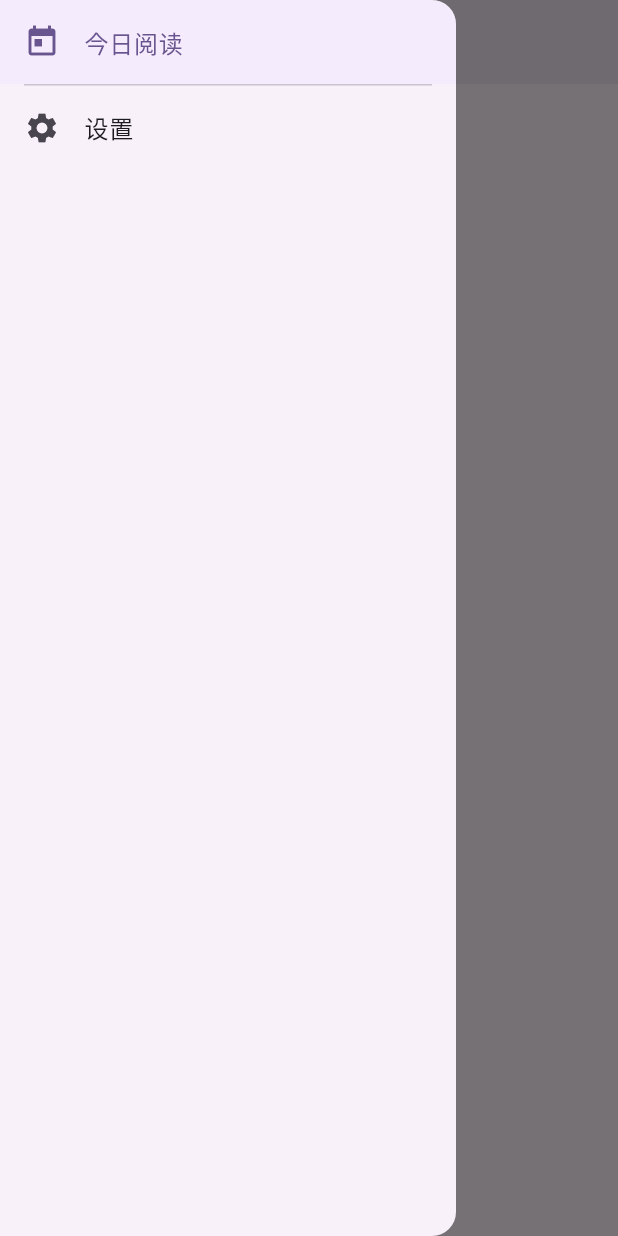
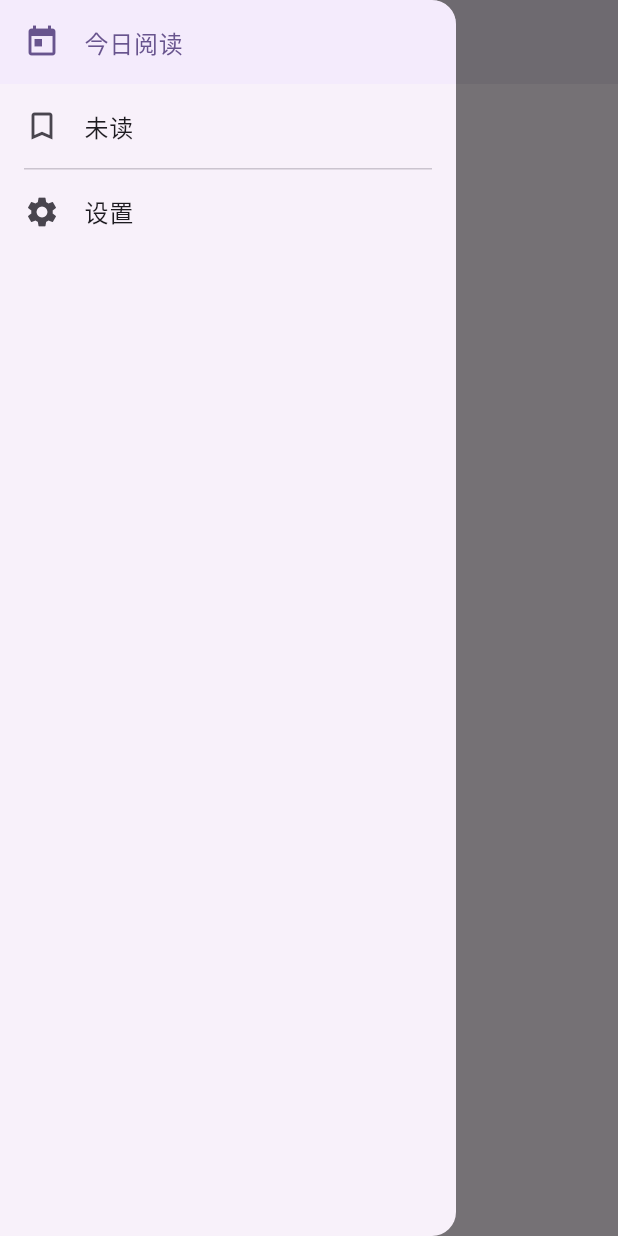
Before and after one commit to shadowfish07/ReadeckAPP, a Flutter app: the screen it shows after launch, with the side drawer open, on a phone screen of 412 x 824 dp. Run offline on Flutter 3.47's test engine with Material 3 defaults, Android fonts, the phone set to English and light mode, and no system bars; our stand-ins replace confetti, shared_preferences.

Commit message:
feat: 重构应用导航结构并添加未读页面
将原有的单一主页结构重构为底部导航的多页面结构，包含今日阅读、未读和设置三个主要功能页面
新增未读页面实现分页加载和书签管理功能
优化页面布局，统一处理应用栏显示逻辑

```diff
--- a/lib/main.dart
+++ b/lib/main.dart
@@ -1,7 +1,7 @@
 import 'package:flutter/material.dart';
 import 'services/readeck_api_service.dart';
 import 'services/storage_service.dart';
-import 'pages/home_page.dart';
+import 'pages/main_page.dart';
 
 void main() {
   runApp(const ReadeckApp());
@@ -97,7 +97,7 @@ class _ReadeckAppState extends State<ReadeckApp> {
       ),
       themeMode: _themeMode,
       home: _isInitialized
-          ? HomePage(
+          ? MainPage(
               apiService: _apiService,
               onThemeChanged: _changeThemeMode,
               currentThemeMode: _themeMode,
--- a/lib/pages/home_page.dart
+++ b/lib/pages/home_page.dart
@@ -7,18 +7,19 @@ import '../services/readeck_api_service.dart';
 import '../services/storage_service.dart';
 import '../widgets/common/celebration_overlay.dart';
 import '../models/bookmark.dart';
-import 'settings_page.dart';
 
 class HomePage extends StatefulWidget {
   final ReadeckApiService apiService;
   final Function(ThemeMode) onThemeChanged;
   final ThemeMode currentThemeMode;
+  final bool showAppBar;
 
   const HomePage({
     super.key,
     required this.apiService,
     required this.onThemeChanged,
     required this.currentThemeMode,
+    this.showAppBar = true,
   });
 
   @override
@@ -308,23 +309,6 @@ class _HomePageState extends State<HomePage> {
     }
   }
 
-  Future<void> _navigateToSettings() async {
-    final result = await Navigator.of(context).push<bool>(
-      MaterialPageRoute(
-        builder: (context) => SettingsPage(
-          apiService: widget.apiService,
-          onThemeChanged: widget.onThemeChanged,
-          currentThemeMode: widget.currentThemeMode,
-        ),
-      ),
-    );
-
-    // 如果设置页面返回true，说明配置已更新，重新加载数据
-    if (result == true) {
-      _checkAndLoadDailyBookmarks();
-    }
-  }
-
   Future<void> _toggleBookmarkMark(
       String bookmarkId, bool currentMarkStatus) async {
     try {
@@ -447,7 +431,8 @@ class _HomePageState extends State<HomePage> {
   @override
   Widget build(BuildContext context) {
     return Scaffold(
-      appBar: AppBar(
+      appBar: widget.showAppBar
+          ? AppBar(
               title: Row(
                 children: [
                   const Text('今日阅读'),
@@ -472,8 +457,8 @@ class _HomePageState extends State<HomePage> {
                   ],
                 ],
               ),
-      ),
-      drawer: _buildDrawer(context),
+            )
+          : null,
       body: Stack(
         children: [
           _buildBody(),
@@ -520,10 +505,8 @@ class _HomePageState extends State<HomePage> {
               ),
               const SizedBox(height: 16),
               ElevatedButton(
-                onPressed: widget.apiService.isConfigured
-                    ? _loadDailyBookmarks
-                    : _navigateToSettings,
-                child: Text(widget.apiService.isConfigured ? '重试' : '前往设置'),
+                onPressed: _loadDailyBookmarks,
+                child: const Text('重试'),
               ),
             ],
           ),
@@ -674,55 +657,6 @@ class _HomePageState extends State<HomePage> {
   }
 
   // 构建左侧抽屉菜单
-  Widget _buildDrawer(BuildContext context) {
-    return Drawer(
-      child: ListView(
-        padding: EdgeInsets.zero,
-        children: [
-          // 今日阅读菜单项
-          ListTile(
-            leading: const Icon(Icons.today),
-            title: const Text(
-              '今日阅读',
-              style: TextStyle(
-                fontSize: 16,
-                fontWeight: FontWeight.w500,
-              ),
-            ),
-            onTap: () {
-              Navigator.pop(context); // 关闭抽屉
-              // 当前已经在今日阅读页面，无需跳转
-            },
-            selected: true, // 标记为当前选中项
-            selectedTileColor:
-                Theme.of(context).colorScheme.primaryContainer.withOpacity(0.3),
-          ),
-          // 分割线
-          const Divider(
-            height: 1,
-            thickness: 1,
-            indent: 16,
-            endIndent: 16,
-          ),
-          // 设置菜单项
-          ListTile(
-            leading: const Icon(Icons.settings),
-            title: const Text(
-              '设置',
-              style: TextStyle(
-                fontSize: 16,
-                fontWeight: FontWeight.w500,
-              ),
-            ),
-            onTap: () {
-              Navigator.pop(context); // 关闭抽屉
-              _navigateToSettings(); // 跳转到设置页面
-            },
-          ),
-        ],
-      ),
-    );
-  }
 }
 
 class BookmarkCard extends StatelessWidget {
--- /dev/null
+++ b/lib/pages/main_page.dart
@@ -0,0 +1,162 @@
+import 'package:flutter/material.dart';
+import '../services/readeck_api_service.dart';
+import 'home_page.dart';
+import 'unread_page.dart';
+import 'settings_page.dart';
+
+class MainPage extends StatefulWidget {
+  final ReadeckApiService apiService;
+  final Function(ThemeMode) onThemeChanged;
+  final ThemeMode currentThemeMode;
+
+  const MainPage({
+    super.key,
+    required this.apiService,
+    required this.onThemeChanged,
+    required this.currentThemeMode,
+  });
+
+  @override
+  State<MainPage> createState() => _MainPageState();
+}
+
+class _MainPageState extends State<MainPage> {
+  int _selectedIndex = 0;
+
+  // 页面标题列表
+  final List<String> _pageTitles = [
+    '今日阅读',
+    '未读',
+    '设置',
+  ];
+
+  // 获取当前页面
+  Widget _getCurrentPage() {
+    switch (_selectedIndex) {
+      case 0:
+        return HomePage(
+          apiService: widget.apiService,
+          onThemeChanged: widget.onThemeChanged,
+          currentThemeMode: widget.currentThemeMode,
+          showAppBar: false,
+        );
+      case 1:
+        return UnreadPage(
+          apiService: widget.apiService,
+          showAppBar: false,
+        );
+      case 2:
+        return SettingsPage(
+          apiService: widget.apiService,
+          onThemeChanged: widget.onThemeChanged,
+          currentThemeMode: widget.currentThemeMode,
+          showAppBar: false,
+        );
+      default:
+        return HomePage(
+          apiService: widget.apiService,
+          onThemeChanged: widget.onThemeChanged,
+          currentThemeMode: widget.currentThemeMode,
+          showAppBar: false,
+        );
+    }
+  }
+
+  // 切换页面
+  void _onPageSelected(int index) {
+    setState(() {
+      _selectedIndex = index;
+    });
+  }
+
+  @override
+  Widget build(BuildContext context) {
+    return Scaffold(
+      appBar: AppBar(
+        title: Text(
+          _pageTitles[_selectedIndex],
+          style: const TextStyle(
+            fontSize: 20,
+            fontWeight: FontWeight.w500,
+          ),
+        ),
+        centerTitle: false,
+        elevation: 4,
+      ),
+      drawer: _buildDrawer(context),
+      body: _getCurrentPage(),
+    );
+  }
+
+  // 构建左侧抽屉菜单
+  Widget _buildDrawer(BuildContext context) {
+    return Drawer(
+      child: ListView(
+        padding: EdgeInsets.zero,
+        children: [
+          // 今日阅读菜单项
+          ListTile(
+            leading: const Icon(Icons.today),
+            title: const Text(
+              '今日阅读',
+              style: TextStyle(
+                fontSize: 16,
+                fontWeight: FontWeight.w500,
+              ),
+            ),
+            onTap: () {
+              Navigator.pop(context); // 关闭抽屉
+              _onPageSelected(0);
+            },
+            selected: _selectedIndex == 0,
+            selectedTileColor:
+                Theme.of(context).colorScheme.primaryContainer.withOpacity(0.3),
+          ),
+          // 未读书签菜单项
+          ListTile(
+            leading: const Icon(Icons.bookmark_border),
+            title: const Text(
+              '未读',
+              style: TextStyle(
+                fontSize: 16,
+                fontWeight: FontWeight.w500,
+              ),
+            ),
+            onTap: () {
+              Navigator.pop(context); // 关闭抽屉
+              _onPageSelected(1);
+            },
+            selected: _selectedIndex == 1,
+            selectedTileColor:
+                Theme.of(context).colorScheme.primaryContainer.withOpacity(0.3),
+          ),
+          // 分割线
+          const Divider(
+            height: 1,
+            thickness: 1,
+            indent: 16,
+            endIndent: 16,
+          ),
+          // 设置菜单项
+          ListTile(
+            leading: const Icon(Icons.settings),
+            title: const Text(
+              '设置',
+              style: TextStyle(
+                fontSize: 16,
+                fontWeight: FontWeight.w500,
+              ),
+            ),
+            onTap: () {
+              Navigator.pop(context); // 关闭抽屉
+              _onPageSelected(2);
+            },
+            selected: _selectedIndex == 2,
+            selectedTileColor:
+                Theme.of(context).colorScheme.primaryContainer.withOpacity(0.3),
+          ),
+        ],
+      ),
+    );
+  }
+}
```
Also changed, not shown: lib/pages/settings_page.dart (+16 -5 lines), lib/pages/unread_page.dart (added, +423 -0 lines). Lines whose indentation alone changed are shown as unchanged.
